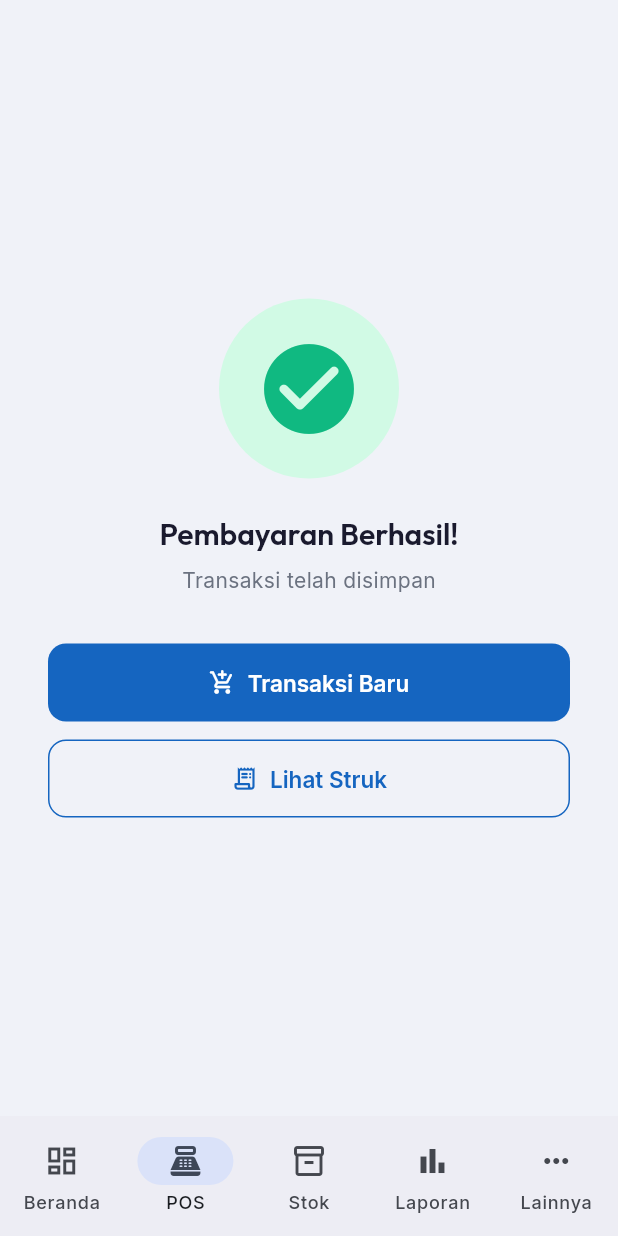
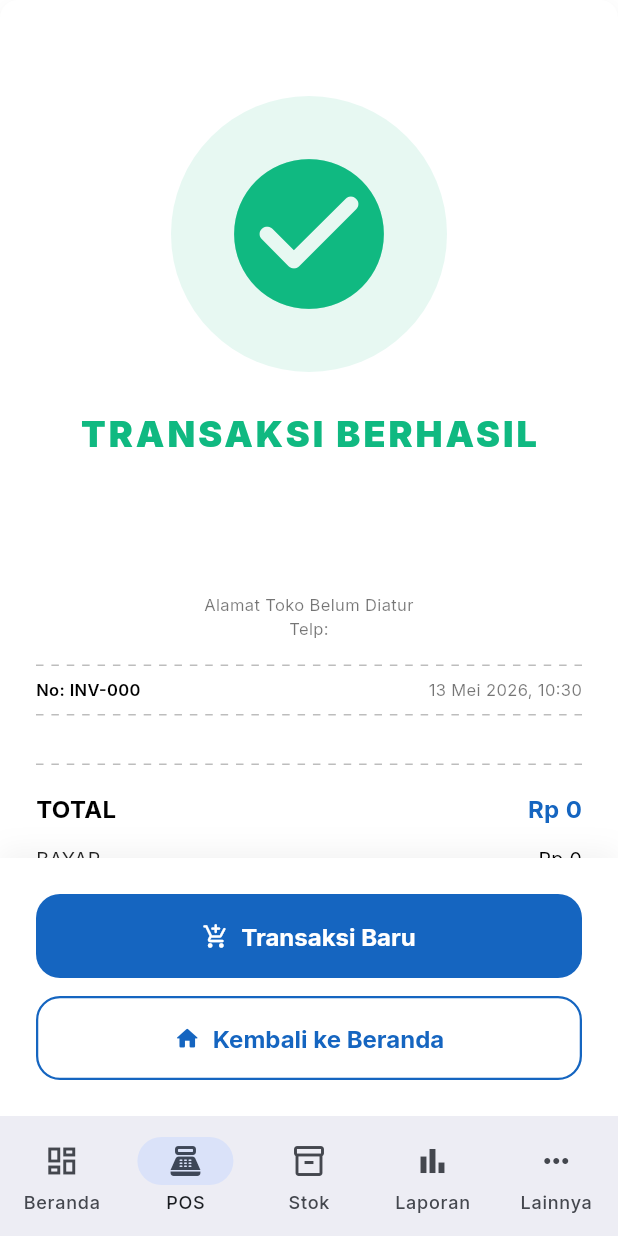
Before and after one commit to wirasyf/workshop_app, a Flutter app: the PaymentSuccessScreen screen opened by its route, on a phone screen of 412 x 824 dp. Run offline on Flutter 3.47's test engine with Material 3 defaults, Android fonts, the phone set to English and light mode, and no system bars; our stand-ins replace cached_network_image, connectivity_plus, csv, drift, drift_flutter, fl_chart and 9 more; missing offline and left inert: mobile_scanner; accounts and stored records are empty; generated files the repository leaves out were written again.

Commit message:
feat: add new ui for receipt

```diff
--- a/lib/core/database/app_database.dart
+++ b/lib/core/database/app_database.dart
@@ -123,6 +123,13 @@ class AppDatabase extends _$AppDatabase {
   Future<List<TransactionItem>> getTransactionItems(String txnId) =>
       (select(transactionItems)..where((i) => i.transactionId.equals(txnId))).get();
 
+  /// Ambil item transaksi dengan info produk
+  Future<List<TypedResult>> getTransactionItemsWithProduct(String txnId) {
+    return (select(transactionItems).join([
+      innerJoin(products, products.id.equalsExp(transactionItems.productId)),
+    ])..where(transactionItems.transactionId.equals(txnId))).get();
+  }
+
   /// Total omzet
   Future<double> getTotalSales(DateTime start, DateTime end) async {
     final r = await customSelect(
--- a/lib/features/pos/presentation/providers/cart_provider.dart
+++ b/lib/features/pos/presentation/providers/cart_provider.dart
@@ -22,6 +22,14 @@ class CartItem {
   CartItem copyWith({int? qty, double? discount}) =>
       CartItem(productId: productId, name: name, unitPrice: unitPrice,
           unit: unit, qty: qty ?? this.qty, discount: discount ?? this.discount);
+}
+
+/// Detail item transaksi (untuk riwayat)
+class TransactionDetail {
+  final TransactionItem item;
+  final String productName;
+
+  TransactionDetail({required this.item, required this.productName});
 }
 
 /// Provider keranjang belanja
@@ -76,6 +84,16 @@ final transactionHistoryProvider = FutureProvider.family<List<Transaction>, ({Da
   return db.getTransactionsByDate(range.start, range.end);
 });
 
+/// Provider detail item transaksi
+final transactionItemsProvider = FutureProvider.family<List<TransactionDetail>, String>((ref, txnId) async {
+  final db = ref.watch(databaseProvider);
+  final results = await db.getTransactionItemsWithProduct(txnId);
+  return results.map((r) => TransactionDetail(
+    item: r.readTable(db.transactionItems),
+    productName: r.readTable(db.products).name,
+  )).toList();
+});
+
 class CartNotifier extends StateNotifier<List<CartItem>> {
   CartNotifier() : super([]);
 
--- a/lib/features/pos/presentation/screens/payment_success_screen.dart
+++ b/lib/features/pos/presentation/screens/payment_success_screen.dart
@@ -3,7 +3,7 @@ import 'package:flutter_riverpod/flutter_riverpod.dart';
 import 'package:go_router/go_router.dart';
 import '../../../../core/constants/app_colors.dart';
 import '../../../../main.dart';
-import '../widgets/receipt_preview_dialog.dart';
+import '../widgets/receipt_widget.dart';
 
 /// Layar konfirmasi pembayaran berhasil
 class PaymentSuccessScreen extends ConsumerWidget {
@@ -13,62 +13,87 @@ class PaymentSuccessScreen extends ConsumerWidget {
   @override
   Widget build(BuildContext context, WidgetRef ref) {
     final theme = Theme.of(context);
+    final settings = ref.watch(settingsServiceProvider);
+
+    final items = (data?['items'] as List?)?.map((e) => ReceiptItem(
+      name: e.name,
+      qty: e.qty,
+      unitPrice: e.unitPrice,
+      subtotal: e.subtotal,
+    )).toList() ?? [];
+
     return Scaffold(
+      backgroundColor: Colors.white,
       body: SafeArea(
-        child: Center(
-          child: Padding(
-            padding: const EdgeInsets.all(32),
-            child: Column(mainAxisSize: MainAxisSize.min, children: [
+        child: Column(
+          children: [
+            Expanded(
+              child: SingleChildScrollView(
+                child: Column(
+                  children: [
+                    ReceiptWidget(
+                      storeName: settings.storeName,
+                      storeAddress: settings.storeAddress,
+                      storePhone: settings.storePhone,
+                      invoiceNo: data?['invoiceNo'] ?? 'INV-000',
+                      date: DateTime.now(),
+                      items: items,
+                      total: data?['total'] ?? 0,
+                      paid: data?['paid'] ?? 0,
+                      change: data?['change'] ?? 0,
+                      footer: settings.receiptFooter,
+                      showSuccessIcon: true,
+                    ),
+                    const SizedBox(height: 40),
+                  ],
+                ),
+              ),
+            ),
             Container(
               padding: const EdgeInsets.all(24),
               decoration: BoxDecoration(
-                  color: AppColors.successLight,
-                  shape: BoxShape.circle,
+                color: Colors.white,
+                boxShadow: [
+                  BoxShadow(color: Colors.black.withOpacity(0.05), blurRadius: 15, offset: const Offset(0, -5)),
+                ],
               ),
-                child: const Icon(Icons.check_circle_rounded, size: 72, color: AppColors.success),
-              ),
-              const SizedBox(height: 24),
-              Text('Pembayaran Berhasil!', style: theme.textTheme.headlineMedium),
-              const SizedBox(height: 8),
-              Text('Transaksi telah disimpan', style: theme.textTheme.bodyMedium?.copyWith(color: AppColors.textSecondary)),
-              const SizedBox(height: 32),
+              child: Column(
+                mainAxisSize: MainAxisSize.min,
+                children: [
                   SizedBox(
-                width: double.infinity, height: 52,
+                    width: double.infinity,
+                    height: 56,
                     child: ElevatedButton.icon(
                       onPressed: () => context.go('/pos'),
                       icon: const Icon(Icons.add_shopping_cart_rounded),
-                  label: const Text('Transaksi Baru'),
+                      label: const Text('Transaksi Baru', style: TextStyle(fontWeight: FontWeight.bold, fontSize: 16)),
+                      style: ElevatedButton.styleFrom(
+                        backgroundColor: AppColors.primary,
+                        foregroundColor: Colors.white,
+                        shape: RoundedRectangleBorder(borderRadius: BorderRadius.circular(16)),
+                        elevation: 0,
+                      ),
                     ),
                   ),
                   const SizedBox(height: 12),
                   SizedBox(
-                width: double.infinity, height: 52,
+                    width: double.infinity,
+                    height: 56,
                     child: OutlinedButton.icon(
-                  onPressed: () {
-                    final settings = ref.read(settingsServiceProvider);
-                    showDialog(
-                      context: context,
-                      builder: (context) => ReceiptPreviewDialog(
-                        storeInfo: {
-                          'name': settings.storeName,
-                          'address': settings.storeAddress,
-                          'phone': settings.storePhone,
-                          'footer': settings.receiptFooter,
-                        },
-                        items: data?['items'] ?? [],
-                        total: data?['total'] ?? 0,
-                        paid: data?['paid'] ?? 0,
-                        change: data?['change'] ?? 0,
-                        invoiceNo: data?['invoiceNo'] ?? 'INV-000',
-                      ),
-                    );
-                  },
-                  icon: const Icon(Icons.receipt_long_rounded),
-                  label: const Text('Lihat Struk'),
+                      onPressed: () => context.go('/dashboard'),
+                      icon: const Icon(Icons.home_rounded),
+                      label: const Text('Kembali ke Beranda', style: TextStyle(fontWeight: FontWeight.bold, fontSize: 16)),
+                      style: OutlinedButton.styleFrom(
+                        side: const BorderSide(color: AppColors.primary, width: 1.5),
+                        foregroundColor: AppColors.primary,
+                        shape: RoundedRectangleBorder(borderRadius: BorderRadius.circular(16)),
                       ),
                     ),
-            ]),
                   ),
+                ],
+              ),
+            ),
+          ],
         ),
       ),
     );
--- a/lib/features/pos/presentation/screens/transaction_history_screen.dart
+++ b/lib/features/pos/presentation/screens/transaction_history_screen.dart
@@ -3,13 +3,76 @@ import 'package:flutter_riverpod/flutter_riverpod.dart';
 import '../../../../core/constants/app_colors.dart';
 import '../../../../core/utils/currency_formatter.dart';
 import '../../../../core/utils/date_formatter.dart';
-
+import '../../../../main.dart';
 import '../../../../shared/widgets/empty_state_widget.dart';
 import '../providers/cart_provider.dart';
+import '../widgets/receipt_widget.dart';
 
 /// Riwayat transaksi
 class TransactionHistoryScreen extends ConsumerWidget {
   const TransactionHistoryScreen({super.key});
+
+  void _showReceipt(BuildContext context, WidgetRef ref, dynamic txn) {
+    final settings = ref.read(settingsServiceProvider);
+
+    showModalBottomSheet(
+      context: context,
+      isScrollControlled: true,
+      backgroundColor: Colors.transparent,
+      builder: (context) => DraggableScrollableSheet(
+        initialChildSize: 0.8,
+        minChildSize: 0.5,
+        maxChildSize: 0.95,
+        builder: (context, scrollController) => Container(
+          decoration: const BoxDecoration(
+            color: AppColors.background,
+            borderRadius: BorderRadius.vertical(top: Radius.circular(20)),
+          ),
+          child: Column(
+            children: [
+              Container(
+                width: 40, height: 4,
+                margin: const EdgeInsets.symmetric(vertical: 12),
+                decoration: BoxDecoration(color: Colors.grey[300], borderRadius: BorderRadius.circular(2)),
+              ),
+              Expanded(
+                child: Consumer(
+                  builder: (context, ref, _) {
+                    final itemsAsync = ref.watch(transactionItemsProvider(txn.id));
+                    return itemsAsync.when(
+                      loading: () => const Center(child: CircularProgressIndicator()),
+                      error: (e, _) => Center(child: Text('Error: $e')),
+                      data: (details) => SingleChildScrollView(
+                        controller: scrollController,
+                        padding: const EdgeInsets.all(16),
+                        child: ReceiptWidget(
+                          storeName: settings.storeName,
+                          storeAddress: settings.storeAddress,
+                          storePhone: settings.storePhone,
+                          invoiceNo: txn.invoiceNo,
+                          date: txn.createdAt,
+                          items: details.map((d) => ReceiptItem(
+                            name: d.productName,
+                            qty: d.item.qty,
+                            unitPrice: d.item.unitPrice,
+                            subtotal: d.item.subtotal,
+                          )).toList(),
+                          total: txn.total,
+                          paid: txn.paidAmount,
+                          change: txn.changeAmount,
+                          footer: settings.receiptFooter,
+                        ),
+                      ),
+                    );
+                  },
+                ),
+              ),
+            ],
+          ),
+        ),
+      ),
+    );
+  }
 
   @override
   Widget build(BuildContext context, WidgetRef ref) {
@@ -34,7 +97,10 @@ class TransactionHistoryScreen extends ConsumerWidget {
             separatorBuilder: (_, __) => const SizedBox(height: 10),
             itemBuilder: (_, i) {
               final txn = items[i];
-              return Container(
+              return InkWell(
+                onTap: () => _showReceipt(context, ref, txn),
+                borderRadius: BorderRadius.circular(14),
+                child: Container(
                   padding: const EdgeInsets.all(14),
                   decoration: BoxDecoration(
                     color: theme.cardTheme.color,
@@ -66,6 +132,7 @@ class TransactionHistoryScreen extends ConsumerWidget {
                       ),
                     ]),
                   ]),
+                ),
               );
             },
           );
--- /dev/null
+++ b/lib/features/pos/presentation/widgets/receipt_widget.dart
@@ -0,0 +1,224 @@
+import 'package:flutter/material.dart';
+import '../../../../core/constants/app_colors.dart';
+import '../../../../core/utils/currency_formatter.dart';
+import '../../../../core/utils/date_formatter.dart';
+
+class ReceiptWidget extends StatelessWidget {
+  final String storeName;
+  final String storeAddress;
+  final String storePhone;
+  final String invoiceNo;
+  final DateTime date;
+  final List<ReceiptItem> items;
+  final double total;
+  final double paid;
+  final double change;
+  final String footer;
+  final bool showSuccessIcon;
+
+  const ReceiptWidget({
+    super.key,
+    required this.storeName,
+    required this.storeAddress,
+    required this.storePhone,
+    required this.invoiceNo,
+    required this.date,
+    required this.items,
+    required this.total,
+    required this.paid,
+    required this.change,
+    required this.footer,
+    this.showSuccessIcon = false,
+  });
+
+  @override
+  Widget build(BuildContext context) {
+    return Container(
+      padding: const EdgeInsets.all(24),
+      decoration: BoxDecoration(
+        color: Colors.white,
+        borderRadius: BorderRadius.circular(12),
+        boxShadow: [
+          BoxShadow(
+            color: Colors.black.withOpacity(0.05),
+            blurRadius: 10,
+            offset: const Offset(0, 4),
+          ),
+        ],
+      ),
+      child: Column(
+        mainAxisSize: MainAxisSize.min,
+        children: [
+          if (showSuccessIcon) ...[
+            const SizedBox(height: 40),
+            Container(
+              padding: const EdgeInsets.all(32),
+              decoration: BoxDecoration(
+                color: AppColors.success.withOpacity(0.1),
+                shape: BoxShape.circle,
+              ),
+              child: const Icon(
+                Icons.check_circle_rounded,
+                color: AppColors.success,
+                size: 120,
+              ),
+            ),
+            const SizedBox(height: 24),
+            const Text(
+              'TRANSAKSI BERHASIL',
+              style: TextStyle(
+                fontSize: 24,
+                fontWeight: FontWeight.w900,
+                color: AppColors.success,
+                letterSpacing: 2,
+              ),
+            ),
+            const SizedBox(height: 60),
+          ],
+          Text(
+            storeName.toUpperCase(),
+            style: const TextStyle(fontWeight: FontWeight.bold, fontSize: 18, letterSpacing: 1.2, color: Colors.black),
+            textAlign: TextAlign.center,
+          ),
+          const SizedBox(height: 4),
+          Text(
+            storeAddress,
+            style: const TextStyle(fontSize: 11, color: Colors.black54),
+            textAlign: TextAlign.center,
+          ),
+          Text(
+            'Telp: $storePhone',
+            style: const TextStyle(fontSize: 11, color: Colors.black54),
+            textAlign: TextAlign.center,
+          ),
+          const SizedBox(height: 16),
+          const _DashedDivider(),
+          const SizedBox(height: 8),
+          Row(
+            mainAxisAlignment: MainAxisAlignment.spaceBetween,
+            children: [
+              Text('No: $invoiceNo', style: const TextStyle(fontSize: 11, fontWeight: FontWeight.w600, color: Colors.black)),
+              Text(DateFormatter.formatWithTime(date), style: const TextStyle(fontSize: 11, color: Colors.black54)),
+            ],
+          ),
+          const SizedBox(height: 8),
+          const _DashedDivider(),
+          const SizedBox(height: 16),
+          ...items.map((item) => Padding(
+            padding: const EdgeInsets.only(bottom: 12),
+            child: Column(
+              crossAxisAlignment: CrossAxisAlignment.start,
+              children: [
+                Text(item.name, style: const TextStyle(fontSize: 13, fontWeight: FontWeight.w500, color: Colors.black)),
+                const SizedBox(height: 2),
+                Row(
+                  mainAxisAlignment: MainAxisAlignment.spaceBetween,
+                  children: [
+                    Text(
+                      '${item.qty} x ${CurrencyFormatter.format(item.unitPrice)}',
+                      style: const TextStyle(fontSize: 12, color: Colors.black54),
+                    ),
+                    Text(
+                      CurrencyFormatter.format(item.subtotal),
+                      style: const TextStyle(fontSize: 13, fontWeight: FontWeight.w600, color: Colors.black),
+                    ),
+                  ],
+                ),
+              ],
+            ),
+          )),
+          const SizedBox(height: 16),
+          const _DashedDivider(),
+          const SizedBox(height: 16),
+          _row('TOTAL', CurrencyFormatter.format(total), isBold: true, fontSize: 16),
+          const SizedBox(height: 8),
+          _row('BAYAR', CurrencyFormatter.format(paid)),
+          const SizedBox(height: 4),
+          _row('KEMBALI', CurrencyFormatter.format(change)),
+          const SizedBox(height: 24),
+          const _DashedDivider(),
+          const SizedBox(height: 16),
+          Text(
+            footer.isEmpty ? '--- TERIMA KASIH ---' : footer,
+            style: const TextStyle(fontSize: 11, color: Colors.black54, fontStyle: FontStyle.italic),
+            textAlign: TextAlign.center,
+          ),
+          const SizedBox(height: 8),
+          const Text(
+            'Barang yang sudah dibeli tidak dapat ditukar/dikembalikan',
+            style: TextStyle(fontSize: 9, color: Colors.black38),
+            textAlign: TextAlign.center,
+          ),
+        ],
+      ),
+    );
+  }
+
+  Widget _row(String label, String value, {bool isBold = false, double fontSize = 13}) => Padding(
+    padding: const EdgeInsets.symmetric(vertical: 2),
+    child: Row(
+      mainAxisAlignment: MainAxisAlignment.spaceBetween,
+      children: [
+        Text(
+          label,
+          style: TextStyle(
+            fontSize: fontSize,
+            fontWeight: isBold ? FontWeight.bold : FontWeight.normal,
+            color: isBold ? Colors.black : Colors.black87,
+          ),
+        ),
+        Text(
+          value,
+          style: TextStyle(
+            fontSize: fontSize,
+            fontWeight: isBold ? FontWeight.bold : FontWeight.normal,
+            color: isBold ? AppColors.primary : Colors.black,
+          ),
+        ),
+      ],
+    ),
+  );
+}
+
+class ReceiptItem {
+  final String name;
+  final int qty;
+  final double unitPrice;
+  final double subtotal;
+
+  ReceiptItem({
+    required this.name,
+    required this.qty,
+    required this.unitPrice,
+    required this.subtotal,
+  });
+}
+
+class _DashedDivider extends StatelessWidget {
+  const _DashedDivider();
+
+  @override
+  Widget build(BuildContext context) {
+    return LayoutBuilder(
+      builder: (BuildContext context, BoxConstraints constraints) {
+        final boxWidth = constraints.constrainWidth();
+        const dashWidth = 5.0;
+        const dashHeight = 1.0;
+        final dashCount = (boxWidth / (2 * dashWidth)).floor();
+        return Flex(
+          mainAxisAlignment: MainAxisAlignment.spaceBetween,
+          direction: Axis.horizontal,
+          children: List.generate(dashCount, (_) {
+            return const SizedBox(
+              width: dashWidth,
+              height: dashHeight,
+              child: DecoratedBox(
+                decoration: BoxDecoration(color: Colors.black26),
+              ),
+            );
+          }),
+        );
+      },
+    );
+  }
+}
```
Lines whose indentation alone changed are shown as unchanged.
